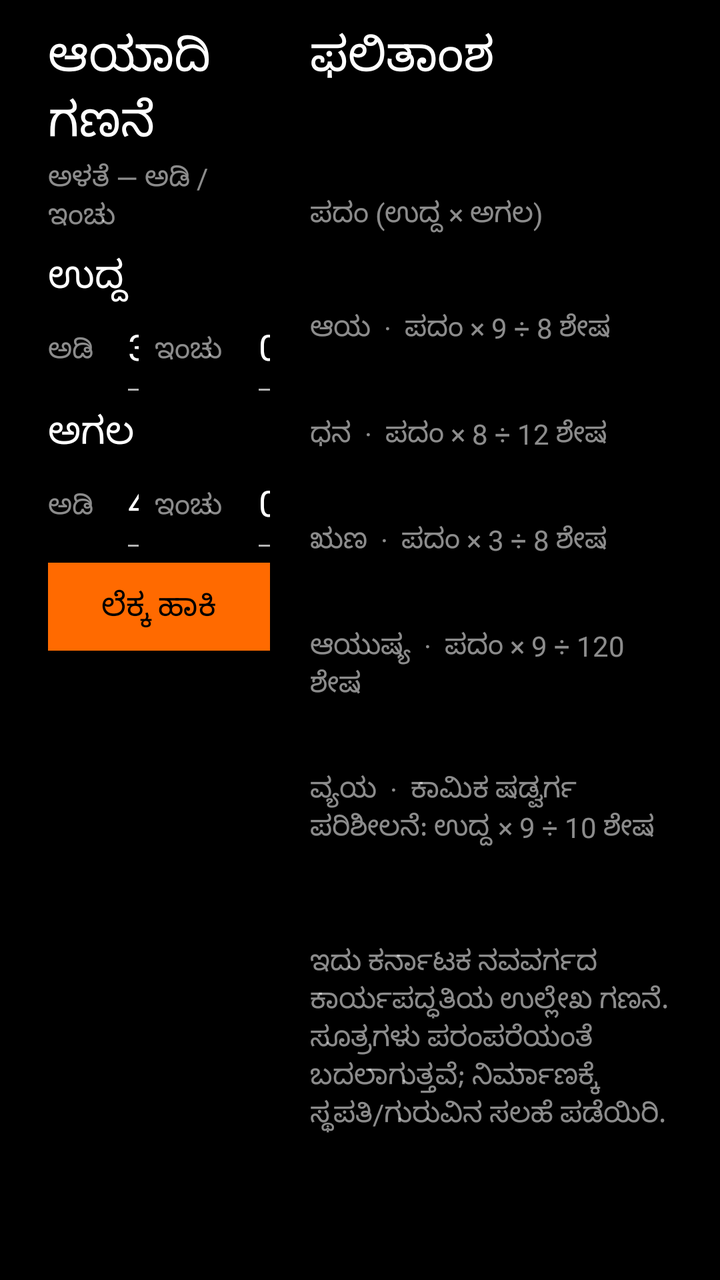
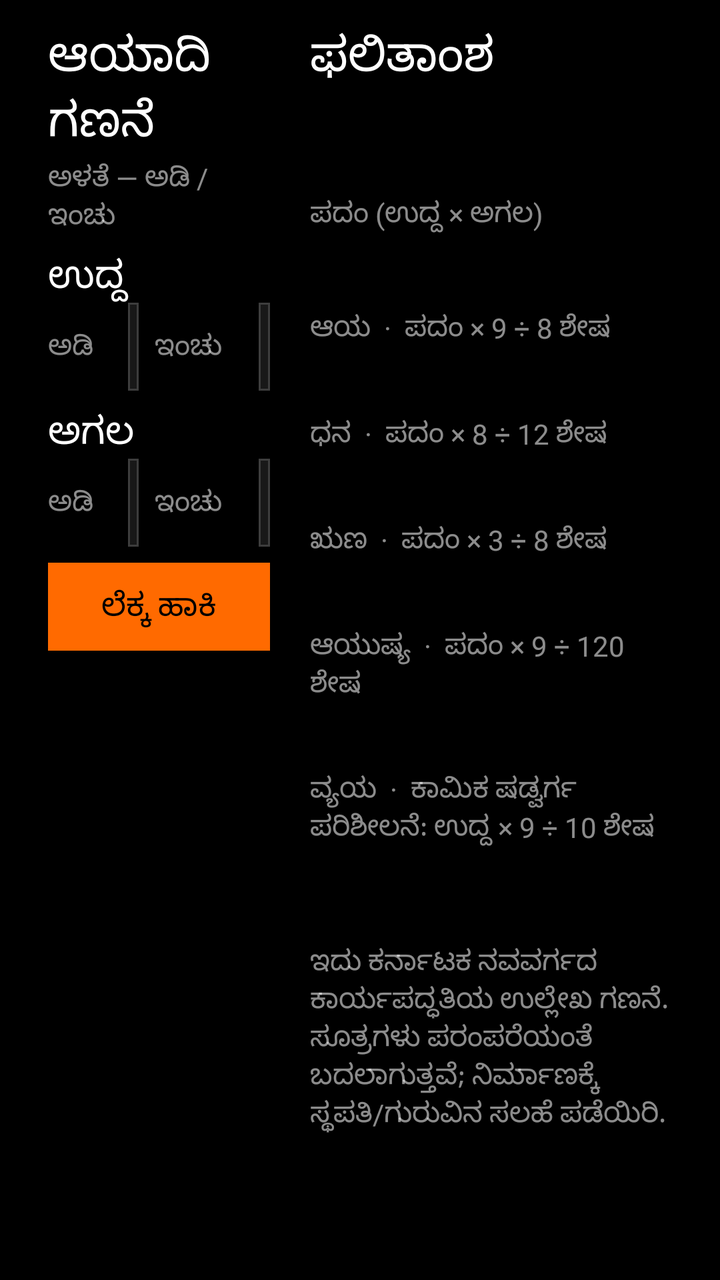

Before-and-after screenshots of an Android layout around one commit, followed by the original layout XML and the change that was made.
<!-- AndroidManifest.xml: application theme Theme.PaperDesk -->
<!-- res/layout/page_aayadi.xml -->
<?xml version="1.0" encoding="utf-8"?>
<LinearLayout xmlns:android="http://schemas.android.com/apk/res/android"
    android:layout_width="match_parent" android:layout_height="match_parent"
    android:background="@color/black" android:orientation="horizontal"
    android:paddingLeft="@dimen/page_pad_h" android:paddingTop="@dimen/page_pad_top" android:paddingRight="@dimen/page_pad_h"
    android:paddingBottom="@dimen/footer_bar">
    <LinearLayout android:layout_width="0dp" android:layout_height="match_parent" android:layout_weight="0.42" android:orientation="vertical" android:paddingRight="20dp">
        <TextView android:id="@+id/aayadiTitle" style="@style/Desk.Title" android:layout_width="match_parent" android:layout_height="wrap_content" android:text="ಆಯಾದಿ ಗಣನೆ" />
        <TextView style="@style/Desk.Meta" android:layout_width="match_parent" android:layout_height="wrap_content" android:layout_marginTop="2dp" android:text="ಅಳತೆ — ಅಡಿ / ಇಂಚು" />
        <TextView style="@style/Desk.Section" android:layout_width="match_parent" android:layout_height="wrap_content" android:layout_marginTop="8dp" android:text="ಉದ್ದ" />
        <LinearLayout android:layout_width="match_parent" android:layout_height="wrap_content" android:orientation="horizontal">
            <TextView style="@style/Desk.Meta" android:layout_width="40dp" android:layout_height="44dp" android:gravity="center_vertical" android:text="ಅಡಿ" />
            <EditText android:id="@+id/aayadiLengthFt" android:layout_width="0dp" android:layout_height="44dp" android:layout_weight="1" android:background="@drawable/bg_input" android:contentDescription="ಉದ್ದ ಅಡಿ" android:inputType="numberDecimal" android:padding="8dp" android:text="30" android:textColor="@color/white" />
            <TextView style="@style/Desk.Meta" android:layout_width="52dp" android:layout_height="44dp" android:layout_marginLeft="8dp" android:gravity="center_vertical" android:text="ಇಂಚು" />
            <EditText android:id="@+id/aayadiLengthIn" android:layout_width="0dp" android:layout_height="44dp" android:layout_weight="1" android:background="@drawable/bg_input" android:contentDescription="ಉದ್ದ ಇಂಚು" android:inputType="numberDecimal" android:padding="8dp" android:text="0" android:textColor="@color/white" />
        </LinearLayout>
        <TextView style="@style/Desk.Section" android:layout_width="match_parent" android:layout_height="wrap_content" android:layout_marginTop="8dp" android:text="ಅಗಲ" />
        <LinearLayout android:layout_width="match_parent" android:layout_height="wrap_content" android:orientation="horizontal">
            <TextView style="@style/Desk.Meta" android:layout_width="40dp" android:layout_height="44dp" android:gravity="center_vertical" android:text="ಅಡಿ" />
            <EditText android:id="@+id/aayadiBreadthFt" android:layout_width="0dp" android:layout_height="44dp" android:layout_weight="1" android:background="@drawable/bg_input" android:contentDescription="ಅಗಲ ಅಡಿ" android:inputType="numberDecimal" android:padding="8dp" android:text="40" android:textColor="@color/white" />
            <TextView style="@style/Desk.Meta" android:layout_width="52dp" android:layout_height="44dp" android:layout_marginLeft="8dp" android:gravity="center_vertical" android:text="ಇಂಚು" />
            <EditText android:id="@+id/aayadiBreadthIn" android:layout_width="0dp" android:layout_height="44dp" android:layout_weight="1" android:background="@drawable/bg_input" android:contentDescription="ಅಗಲ ಇಂಚು" android:inputType="numberDecimal" android:padding="8dp" android:text="0" android:textColor="@color/white" />
        </LinearLayout>
        <TextView android:id="@+id/aayadiCalculate" style="@style/Desk.Button.Accent" android:layout_width="match_parent" android:layout_height="44dp" android:layout_marginTop="8dp" android:gravity="center" android:text="ಲೆಕ್ಕ ಹಾಕಿ" />
        <TextView android:id="@+id/aayadiError" style="@style/Desk.Meta" android:layout_width="match_parent" android:layout_height="wrap_content" android:layout_marginTop="8dp" android:text="ಸರಿಯಾದ ಉದ್ದ ಮತ್ತು ಅಗಲ ನಮೂದಿಸಿ" android:textColor="@color/accent" android:visibility="gone" />
    </LinearLayout>
    <ScrollView android:layout_width="0dp" android:layout_height="match_parent" android:layout_weight="0.58" android:fillViewport="true" android:scrollbars="none">
        <LinearLayout android:layout_width="match_parent" android:layout_height="wrap_content" android:orientation="vertical">
            <TextView android:id="@+id/aayadiResultTitle" style="@style/Desk.Title" android:layout_width="match_parent" android:layout_height="wrap_content" android:text="ಫಲಿತಾಂಶ" />
            <LinearLayout android:id="@+id/aayadiResults" android:layout_width="match_parent" android:layout_height="wrap_content" android:orientation="vertical">
                <TextView android:id="@+id/aayadiPadam" style="@style/Desk.Title.Large" android:layout_width="match_parent" android:layout_height="wrap_content" android:layout_marginTop="12dp" />
                <TextView style="@style/Desk.Meta" android:layout_width="match_parent" android:layout_height="wrap_content" android:text="ಪದಂ (ಉದ್ದ × ಅಗಲ)" />
                <TextView android:id="@+id/aayadiAaya" style="@style/Desk.Section" android:layout_width="match_parent" android:layout_height="wrap_content" android:layout_marginTop="12dp" />
                <TextView style="@style/Desk.Meta" android:layout_width="match_parent" android:layout_height="wrap_content" android:text="ಆಯ  ·  ಪದಂ × 9 ÷ 8 ಶೇಷ" />
                <TextView android:id="@+id/aayadiDhana" style="@style/Desk.Section" android:layout_width="match_parent" android:layout_height="wrap_content" android:layout_marginTop="8dp" />
                <TextView style="@style/Desk.Meta" android:layout_width="match_parent" android:layout_height="wrap_content" android:text="ಧನ  ·  ಪದಂ × 8 ÷ 12 ಶೇಷ" />
                <TextView android:id="@+id/aayadiRuna" style="@style/Desk.Section" android:layout_width="match_parent" android:layout_height="wrap_content" android:layout_marginTop="8dp" />
                <TextView style="@style/Desk.Meta" android:layout_width="match_parent" android:layout_height="wrap_content" android:text="ಋಣ  ·  ಪದಂ × 3 ÷ 8 ಶೇಷ" />
                <TextView android:id="@+id/aayadiAyush" style="@style/Desk.Section" android:layout_width="match_parent" android:layout_height="wrap_content" android:layout_marginTop="8dp" />
                <TextView style="@style/Desk.Meta" android:layout_width="match_parent" android:layout_height="wrap_content" android:text="ಆಯುಷ್ಯ  ·  ಪದಂ × 9 ÷ 120 ಶೇಷ" />
                <TextView android:id="@+id/aayadiVyaya" style="@style/Desk.Section" android:layout_width="match_parent" android:layout_height="wrap_content" android:layout_marginTop="8dp" />
                <TextView style="@style/Desk.Meta" android:layout_width="match_parent" android:layout_height="wrap_content" android:text="ವ್ಯಯ  ·  ಕಾಮಿಕ ಷಡ್ವರ್ಗ ಪರಿಶೀಲನೆ: ಉದ್ದ × 9 ÷ 10 ಶೇಷ" />
                <TextView android:id="@+id/aayadiSummary" style="@style/Desk.Body" android:layout_width="match_parent" android:layout_height="wrap_content" android:layout_marginTop="14dp" android:textColor="@color/accent" />
                <TextView style="@style/Desk.Meta" android:layout_width="match_parent" android:layout_height="wrap_content" android:layout_marginTop="10dp" android:text="ಇದು ಕರ್ನಾಟಕ ನವವರ್ಗದ ಕಾರ್ಯಪದ್ಧತಿಯ ಉಲ್ಲೇಖ ಗಣನೆ. ಸೂತ್ರಗಳು ಪರಂಪರೆಯಂತೆ ಬದಲಾಗುತ್ತವೆ; ನಿರ್ಮಾಣಕ್ಕೆ ಸ್ಥಪತಿ/ಗುರುವಿನ ಸಲಹೆ ಪಡೆಯಿರಿ." />
            </LinearLayout>
        </LinearLayout>
    </ScrollView>
</LinearLayout>
<!-- resources referenced by this layout -->
<resources>
  <color name="accent">#FF6A00</color>
  <color name="black">#000000</color>
  <color name="white">#FFFFFF</color>
  <dimen name="footer_bar">64dp</dimen>
  <dimen name="page_pad_h">24dp</dimen>
  <dimen name="page_pad_top">12dp</dimen>
  <!-- drawable bg_input (drawable) -->
  <?xml version="1.0" encoding="utf-8"?>
  <layer-list xmlns:android="http://schemas.android.com/apk/res/android">
      <item android:gravity="bottom">
          <shape android:shape="rectangle">
              <size android:height="@dimen/stroke_standard" />
              <solid android:color="@color/white_70" />
          </shape>
      </item>
  </layer-list>
  <style name="Desk.Body" parent="Desk">
          <item name="android:textSize">@dimen/type_body</item>
          <item name="android:fontWeight">400</item>
          <item name="android:textStyle">normal</item>
          <item name="android:textColor">@color/white_90</item>
      </style>
  <style name="Desk.Meta" parent="Desk">
          <item name="android:textSize">@dimen/type_meta</item>
          <item name="android:fontWeight">400</item>
          <item name="android:textStyle">normal</item>
          <item name="android:textColor">@color/white_55</item>
      </style>
  <style name="Desk.Section" parent="Desk">
          <item name="android:textSize">@dimen/type_section</item>
          <item name="android:fontWeight">500</item>
          <item name="android:textStyle">normal</item>
          <item name="android:textColor">@color/white</item>
      </style>
  <style name="Desk.Title" parent="Desk">
          <item name="android:textSize">@dimen/type_title</item>
          <item name="android:fontWeight">600</item>
          <item name="android:textStyle">normal</item>
          <item name="android:textColor">@color/white</item>
      </style>
  <style name="Desk.Title.Large" parent="Desk.Title">
          <item name="android:textSize">@dimen/type_title_lg</item>
          <item name="android:textColor">@color/white</item>
      </style>
  <dimen name="stroke_standard">1dp</dimen>
  <color name="white_70">#B3FFFFFF</color>
  <style name="Desk">
          <item name="android:fontFamily">sans-serif</item>
          <item name="android:textColor">@color/white</item>
      </style>
  <dimen name="type_body">18sp</dimen>
  <color name="white_90">#E6FFFFFF</color>
  <dimen name="type_meta">14sp</dimen>
  <color name="white_55">#8CFFFFFF</color>
  <dimen name="type_section">19sp</dimen>
  <dimen name="type_title">24sp</dimen>
  <dimen name="type_title_lg">30sp</dimen>
  <style name="ShapeAppearance.PaperDesk" parent="ShapeAppearance.MaterialComponents">
          <item name="cornerFamily">rounded</item>
          <item name="cornerSize">0dp</item>
      </style>
  <style name="Desk.Check" parent="Widget.AppCompat.CompoundButton.CheckBox">
          <item name="android:button">@drawable/bg_checkbox</item>
      </style>
  <dimen name="btn_h">44dp</dimen>
  <dimen name="type_btn">16sp</dimen>
  <dimen name="space_16">16dp</dimen>
  <dimen name="space_8">8dp</dimen>
  <dimen name="touch">48dp</dimen>
  <dimen name="stroke_hairline">0.5dp</dimen>
  <color name="surface_2">#181818</color>
  <color name="divider">#3D3D3D</color>
  <dimen name="check">20dp</dimen>
  <dimen name="stroke">0.5dp</dimen>
  <!-- unchanged entries left out for length: 10 -->
</resources>

<!-- the commit's change to res/layout/page_aayadi.xml (unified diff, before → after) -->
@@ -10,16 +10,16 @@
         <TextView style="@style/Desk.Section" android:layout_width="match_parent" android:layout_height="wrap_content" android:layout_marginTop="8dp" android:text="ಉದ್ದ" />
         <LinearLayout android:layout_width="match_parent" android:layout_height="wrap_content" android:orientation="horizontal">
             <TextView style="@style/Desk.Meta" android:layout_width="40dp" android:layout_height="44dp" android:gravity="center_vertical" android:text="ಅಡಿ" />
-            <EditText android:id="@+id/aayadiLengthFt" android:layout_width="0dp" android:layout_height="44dp" android:layout_weight="1" android:background="@drawable/bg_input" android:contentDescription="ಉದ್ದ ಅಡಿ" android:inputType="numberDecimal" android:padding="8dp" android:text="30" android:textColor="@color/white" />
+            <Spinner android:id="@+id/aayadiLengthFt" android:layout_width="0dp" android:layout_height="44dp" android:layout_weight="1" android:background="@drawable/bg_dropdown" android:contentDescription="ಉದ್ದ ಅಡಿ" android:popupBackground="@color/surface_2" android:spinnerMode="dropdown" />
             <TextView style="@style/Desk.Meta" android:layout_width="52dp" android:layout_height="44dp" android:layout_marginLeft="8dp" android:gravity="center_vertical" android:text="ಇಂಚು" />
-            <EditText android:id="@+id/aayadiLengthIn" android:layout_width="0dp" android:layout_height="44dp" android:layout_weight="1" android:background="@drawable/bg_input" android:contentDescription="ಉದ್ದ ಇಂಚು" android:inputType="numberDecimal" android:padding="8dp" android:text="0" android:textColor="@color/white" />
+            <Spinner android:id="@+id/aayadiLengthIn" android:layout_width="0dp" android:layout_height="44dp" android:layout_weight="1" android:background="@drawable/bg_dropdown" android:contentDescription="ಉದ್ದ ಇಂಚು" android:popupBackground="@color/surface_2" android:spinnerMode="dropdown" />
         </LinearLayout>
         <TextView style="@style/Desk.Section" android:layout_width="match_parent" android:layout_height="wrap_content" android:layout_marginTop="8dp" android:text="ಅಗಲ" />
         <LinearLayout android:layout_width="match_parent" android:layout_height="wrap_content" android:orientation="horizontal">
             <TextView style="@style/Desk.Meta" android:layout_width="40dp" android:layout_height="44dp" android:gravity="center_vertical" android:text="ಅಡಿ" />
-            <EditText android:id="@+id/aayadiBreadthFt" android:layout_width="0dp" android:layout_height="44dp" android:layout_weight="1" android:background="@drawable/bg_input" android:contentDescription="ಅಗಲ ಅಡಿ" android:inputType="numberDecimal" android:padding="8dp" android:text="40" android:textColor="@color/white" />
+            <Spinner android:id="@+id/aayadiBreadthFt" android:layout_width="0dp" android:layout_height="44dp" android:layout_weight="1" android:background="@drawable/bg_dropdown" android:contentDescription="ಅಗಲ ಅಡಿ" android:popupBackground="@color/surface_2" android:spinnerMode="dropdown" />
             <TextView style="@style/Desk.Meta" android:layout_width="52dp" android:layout_height="44dp" android:layout_marginLeft="8dp" android:gravity="center_vertical" android:text="ಇಂಚು" />
-            <EditText android:id="@+id/aayadiBreadthIn" android:layout_width="0dp" android:layout_height="44dp" android:layout_weight="1" android:background="@drawable/bg_input" android:contentDescription="ಅಗಲ ಇಂಚು" android:inputType="numberDecimal" android:padding="8dp" android:text="0" android:textColor="@color/white" />
+            <Spinner android:id="@+id/aayadiBreadthIn" android:layout_width="0dp" android:layout_height="44dp" android:layout_weight="1" android:background="@drawable/bg_dropdown" android:contentDescription="ಅಗಲ ಇಂಚು" android:popupBackground="@color/surface_2" android:spinnerMode="dropdown" />
         </LinearLayout>
         <TextView android:id="@+id/aayadiCalculate" style="@style/Desk.Button.Accent" android:layout_width="match_parent" android:layout_height="44dp" android:layout_marginTop="8dp" android:gravity="center" android:text="ಲೆಕ್ಕ ಹಾಕಿ" />
         <TextView android:id="@+id/aayadiError" style="@style/Desk.Meta" android:layout_width="match_parent" android:layout_height="wrap_content" android:layout_marginTop="8dp" android:text="ಸರಿಯಾದ ಉದ್ದ ಮತ್ತು ಅಗಲ ನಮೂದಿಸಿ" android:textColor="@color/accent" android:visibility="gone" />
<!-- resource entries referenced after the edit -->
@@ -6,15 +6,11 @@
   <dimen name="footer_bar">64dp</dimen>
   <dimen name="page_pad_h">24dp</dimen>
   <dimen name="page_pad_top">12dp</dimen>
-  <!-- drawable bg_input (drawable) -->
+  <!-- drawable bg_dropdown (drawable) -->
   <?xml version="1.0" encoding="utf-8"?>
   <layer-list xmlns:android="http://schemas.android.com/apk/res/android">
-      <item android:gravity="bottom">
-          <shape android:shape="rectangle">
-              <size android:height="@dimen/stroke_standard" />
-              <solid android:color="@color/white_70" />
-          </shape>
-      </item>
+      <item android:drawable="@drawable/bg_dropdown_base" />
+      <item android:width="24dp" android:height="24dp" android:right="8dp" android:gravity="right|center_vertical" android:drawable="@drawable/ic_chevron_down" />
   </layer-list>
   <style name="Desk.Body" parent="Desk">
           <item name="android:textSize">@dimen/type_body</item>
@@ -44,8 +40,18 @@
           <item name="android:textSize">@dimen/type_title_lg</item>
           <item name="android:textColor">@color/white</item>
       </style>
-  <dimen name="stroke_standard">1dp</dimen>
-  <color name="white_70">#B3FFFFFF</color>
+  <!-- drawable bg_dropdown_base (drawable) -->
+  <?xml version="1.0" encoding="utf-8"?>
+  <shape xmlns:android="http://schemas.android.com/apk/res/android" android:shape="rectangle">
+      <solid android:color="@color/surface_2" />
+      <stroke android:width="1dp" android:color="@color/divider" />
+      <padding android:left="10dp" android:top="0dp" android:right="34dp" android:bottom="0dp" />
+  </shape>
+  <!-- drawable ic_chevron_down (drawable) -->
+  <?xml version="1.0" encoding="utf-8"?>
+  <vector xmlns:android="http://schemas.android.com/apk/res/android" android:width="24dp" android:height="24dp" android:viewportWidth="24" android:viewportHeight="24">
+      <path android:fillColor="@android:color/transparent" android:strokeColor="@color/accent" android:strokeWidth="2" android:strokeLineCap="square" android:strokeLineJoin="miter" android:pathData="M7,10 L12,15 L17,10" />
+  </vector>
   <style name="Desk">
           <item name="android:fontFamily">sans-serif</item>
           <item name="android:textColor">@color/white</item>
